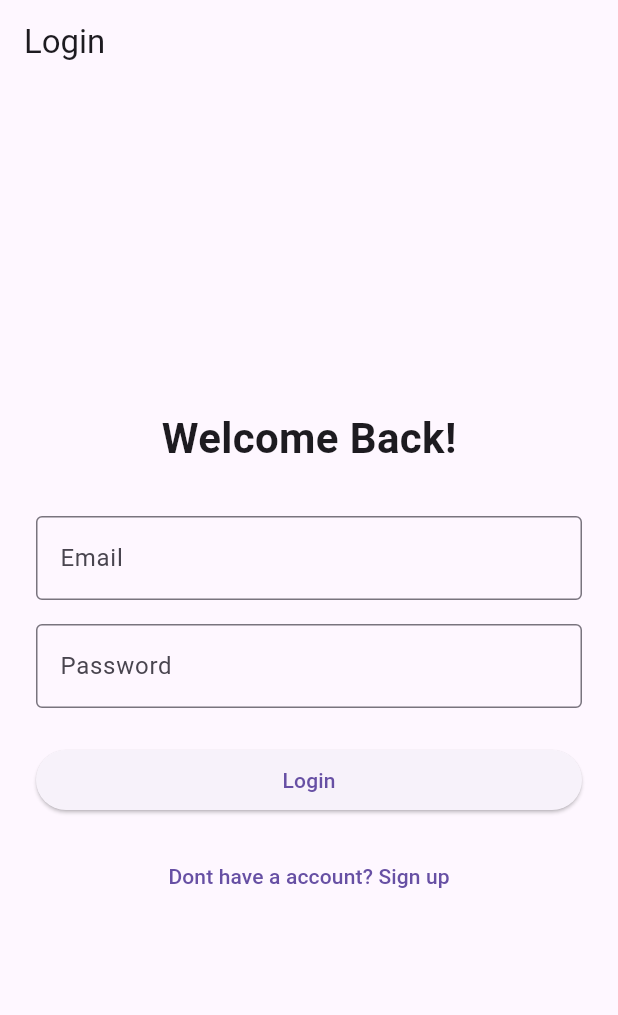
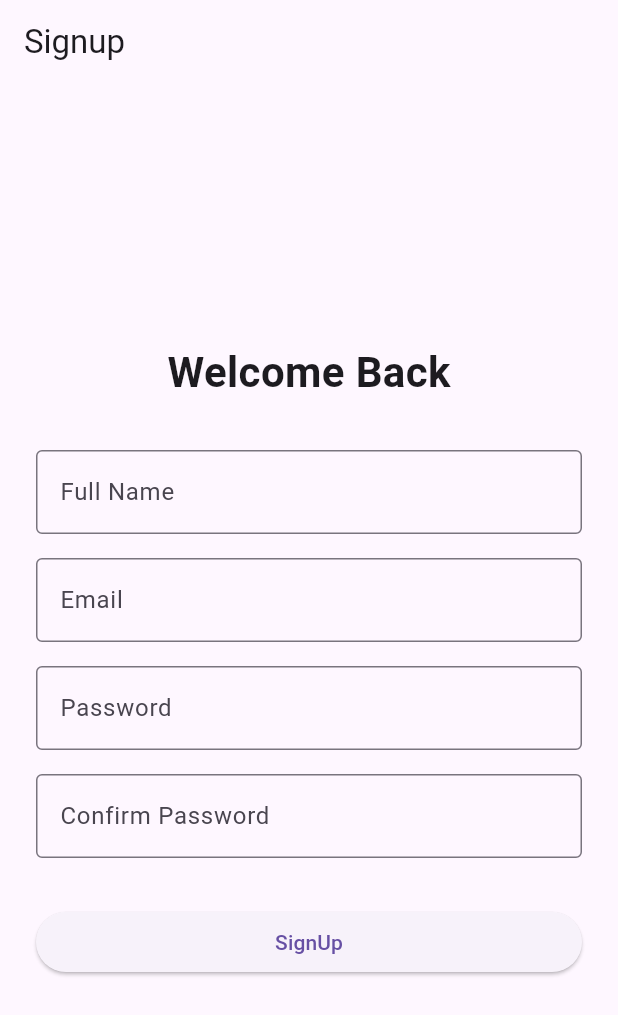
Before and after one commit to kalviumcommunity/SW2627-Dart-Flutter-Firebase-Vetsync, a Flutter app: the screen it shows after launch, on a phone screen of 412 x 824 dp. Shown: the top 1015 px of the screen. Run offline on Flutter 3.47's test engine with Material 3 defaults, Android fonts, the phone set to English and light mode, and no system bars.

Commit message:
feat:Added signup page

```diff
--- a/lib/main.dart
+++ b/lib/main.dart
@@ -1,6 +1,7 @@
 import 'package:flutter/material.dart';
+import 'package:vetsync/screen/signup_screen.dart';
 // import 'package:vetsync/screen/home_screen.dart';
-import 'package:vetsync/screen/login_screen.dart';
+// import 'package:vetsync/screen/login_screen.dart';
 
 void main() {
   runApp(const MyApp());
@@ -14,7 +15,7 @@ class MyApp extends StatelessWidget {
     return const MaterialApp(
       debugShowCheckedModeBanner: false,
       title: 'VetSync',
-      home: LoginScreen(),
+      home: SignupScreen(),
     );
   }
 }
--- a/lib/screen/login_screen.dart
+++ b/lib/screen/login_screen.dart
@@ -1,4 +1,5 @@
 import 'package:flutter/material.dart';
+import 'package:vetsync/screen/signup_screen.dart';
 
 class LoginScreen extends StatefulWidget {
   const LoginScreen({super.key});
@@ -103,7 +104,7 @@ class _LoginScreenState extends State<LoginScreen> {
               TextButton(
                 onPressed: (){
                   Navigator.push(context,
-                    MaterialPageRoute(builder: (context) => const SignupScreen),
+                    MaterialPageRoute(builder: (context) => const SignupScreen()),
                   );
                 },
                 child: const Text("Dont have a account? Sign up"),
--- /dev/null
+++ b/lib/screen/signup_screen.dart
@@ -0,0 +1,150 @@
+import 'package:flutter/material.dart';
+
+class SignupScreen extends StatefulWidget{
+  const SignupScreen({super.key});
+
+  @override
+  State<StatefulWidget> createState() => __SignupScreenState();
+
+}
+
+class __SignupScreenState extends State<SignupScreen> {
+
+  final _formKey = GlobalKey<FormState>();
+
+  final TextEditingController _nameController = TextEditingController();
+
+  final TextEditingController _emailController = TextEditingController();
+
+  final TextEditingController _passwordController = TextEditingController();
+
+  final TextEditingController _confirmPasswordController = TextEditingController();
+
+  @override
+  void dispose() {
+    _nameController.dispose();
+    _emailController.dispose();
+    _passwordController.dispose();
+    _confirmPasswordController.dispose();
+    super.dispose();
+  }
+
+  void _signup(){
+    if(_formKey.currentState!.validate()){
+      print('Name: ${_nameController.text}');
+      print('Email: ${_emailController.text}');
+      print("Signup Successfully");
+    }
+  }
+
+  @override
+  Widget build(BuildContext context) {
+
+    return Scaffold(
+      appBar: AppBar(
+        title: const Text('Signup'),
+      ),
+
+      body:Padding(
+        padding: const EdgeInsets.all(24),
+        child:Form(
+          key: _formKey,
+          child: Column(
+            mainAxisAlignment: MainAxisAlignment.center,
+            children: [
+              const Text(
+                'Welcome Back',
+                style: TextStyle(
+                  fontSize: 28,
+                  fontWeight: FontWeight.bold,
+                ),
+              ),
+
+              const SizedBox(height: 32),
+
+              TextFormField(
+                controller: _nameController,
+                decoration: const InputDecoration(
+                  labelText: 'Full Name',
+                  border: OutlineInputBorder(),
+                ),
+                validator: (value) {
+                  if(value == null || value.isEmpty){
+                    return 'Please Enter your name';
+                  }
+                  return null;
+                },
+              ),
+
+              const SizedBox(height: 16),
+
+              TextFormField(
+                controller: _emailController,
+                keyboardType: TextInputType.emailAddress,
+                decoration: InputDecoration(
+                  labelText: 'Email',
+                  border: OutlineInputBorder(),
+                ),
+                validator: (value) {
+                  if(value == null || value.isEmpty){
+                    return 'Please enter your email';
+                  }
+                  return null;
+                },
+              ),
+
+              const SizedBox(height: 16),
+
+              TextFormField(
+                controller: _passwordController,
+                obscureText: true,
+                decoration: InputDecoration(
+                  labelText: 'Password',
+                  border: OutlineInputBorder()
+                ),
+                validator: (value) {
+                  if(value == null || value.isEmpty){
+                    return 'Please enter your Password';
+                  }
+
+                  return null;
+                },
+              ),
+
+              const SizedBox(height: 16),
+
+              TextFormField(
+                controller: _confirmPasswordController,
+                obscureText: true,
+                decoration: InputDecoration(
+                  labelText: 'Confirm Password',
+                  border: OutlineInputBorder()
+                ),
+                validator: (value) {
+                  if(value == null || value.isEmpty){
+                    return 'Please enter your Password';
+                  }
+                  if(value != _passwordController.text){
+                    return 'Please match password';
+                  }
+                  return null;
+                },
+              ),
+
+              const SizedBox(height: 32),
+
+              SizedBox(
+                width: double.infinity,
+                child: ElevatedButton(
+                  onPressed: _signup,
+                  child: const Text('SignUp'),
+                ),
+              ),
+
+            ],
+          ),
+        )
+      )
+    );
+  }
+}
```
Also changed, not shown: pubspec.lock.
